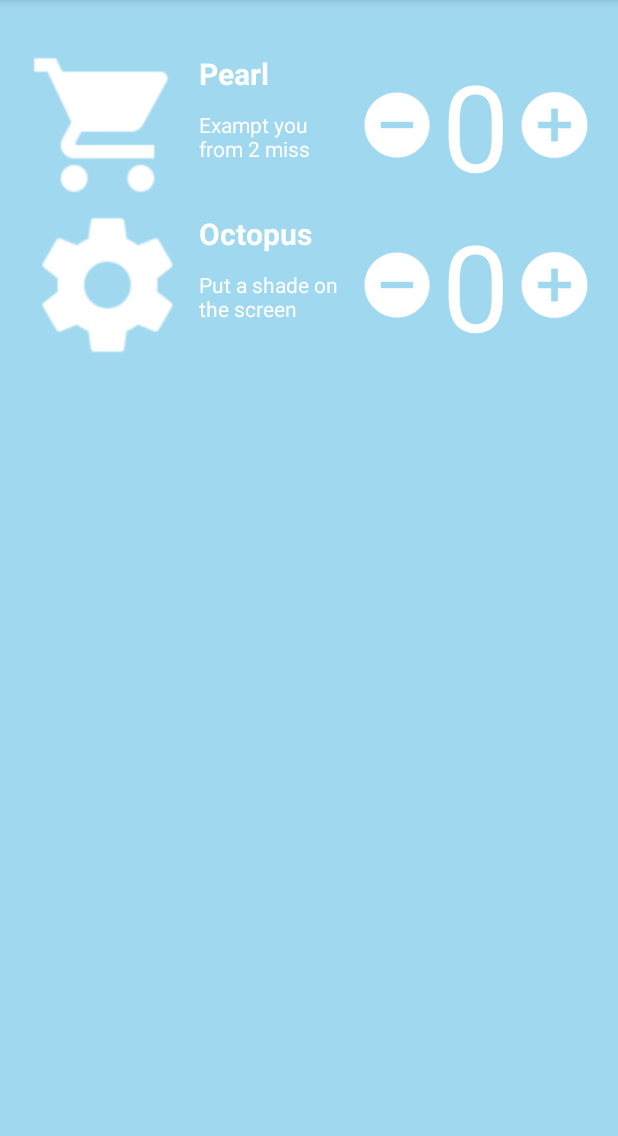
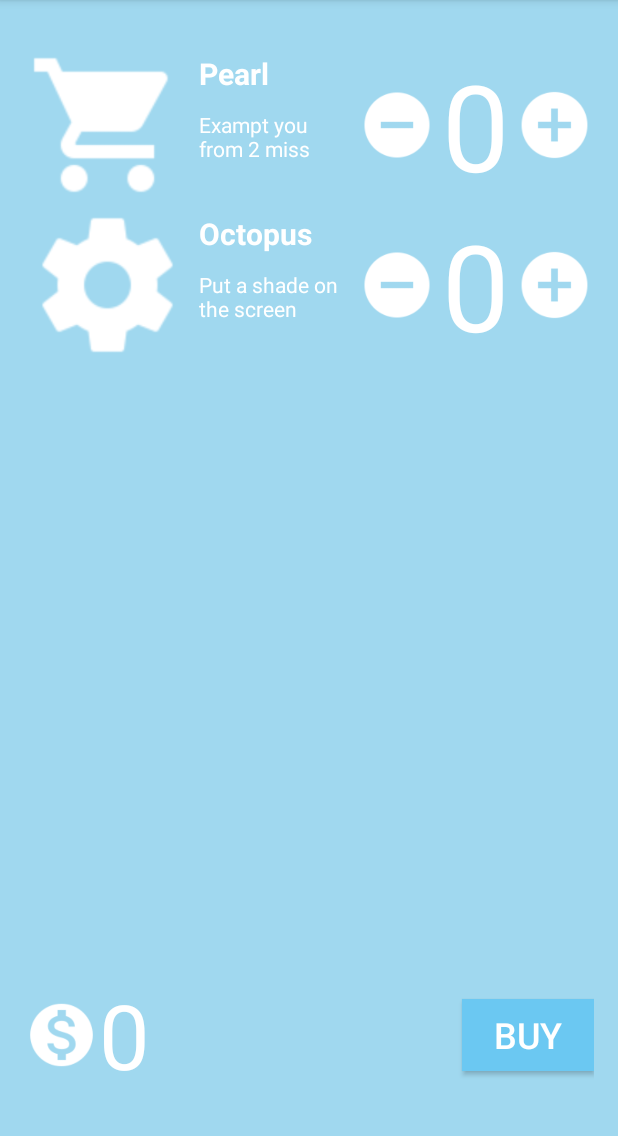
Before and after one commit to LynnHuang93/Hackathon, an Android app: the StoreActivity screen opened directly, with no data from a screen before it, on a phone screen of 412 x 824 dp, the part 84-1220 px from its top. Run offline under Robolectric (Android 15) with nearby library versions, the phone set to English and light mode, and no system bars.

Commit message:
store xml

```diff
--- a/Gocha/app/src/main/res/layout/activity_store.xml
+++ b/Gocha/app/src/main/res/layout/activity_store.xml
@@ -11,8 +11,9 @@
     tools:context="com.weareonfire.gocha.gocha.StoreActivity">
 
     <LinearLayout
+        android:id="@+id/items"
         android:layout_width="match_parent"
-        android:layout_height="match_parent"
+        android:layout_height="wrap_content"
         android:orientation="vertical">
         <LinearLayout
             android:layout_width="match_parent"
@@ -136,4 +137,37 @@
             </LinearLayout>
         </LinearLayout>
     </LinearLayout>
+    <RelativeLayout
+        android:layout_width="match_parent"
+        android:layout_alignParentBottom="true"
+        android:layout_height="wrap_content">
+        <ImageView
+            android:id="@+id/moneyicon"
+            android:layout_width="50dp"
+            android:layout_alignParentLeft="true"
+            android:src="@drawable/ic_monetization_on_white_24dp"
+            android:layout_height="wrap_content" />
+        <TextView
+            android:layout_width="wrap_content"
+            android:layout_weight=".50"
+            android:text="0"
+            android:textColor="@color/White"
+            android:textSize="60dp"
+            android:layout_height="wrap_content"
+            android:layout_centerVertical="true"
+            android:layout_toRightOf="@+id/moneyicon"
+            android:layout_toEndOf="@+id/moneyicon" />
+        <Button
+            android:layout_width="wrap_content"
+            android:layout_weight=".30"
+            android:background="@color/button"
+            android:text="BUY"
+            android:textColor="@color/White"
+            android:textSize="24dp"
+            android:layout_height="wrap_content"
+            android:layout_centerVertical="true"
+            android:layout_alignParentRight="true"
+            android:layout_alignParentEnd="true"
+            android:id="@+id/button" />
+    </RelativeLayout>
 </RelativeLayout>
```
Also changed, not shown: Gocha/app/src/main/res/drawable/ic_monetization_on_white_24dp.png (added).
